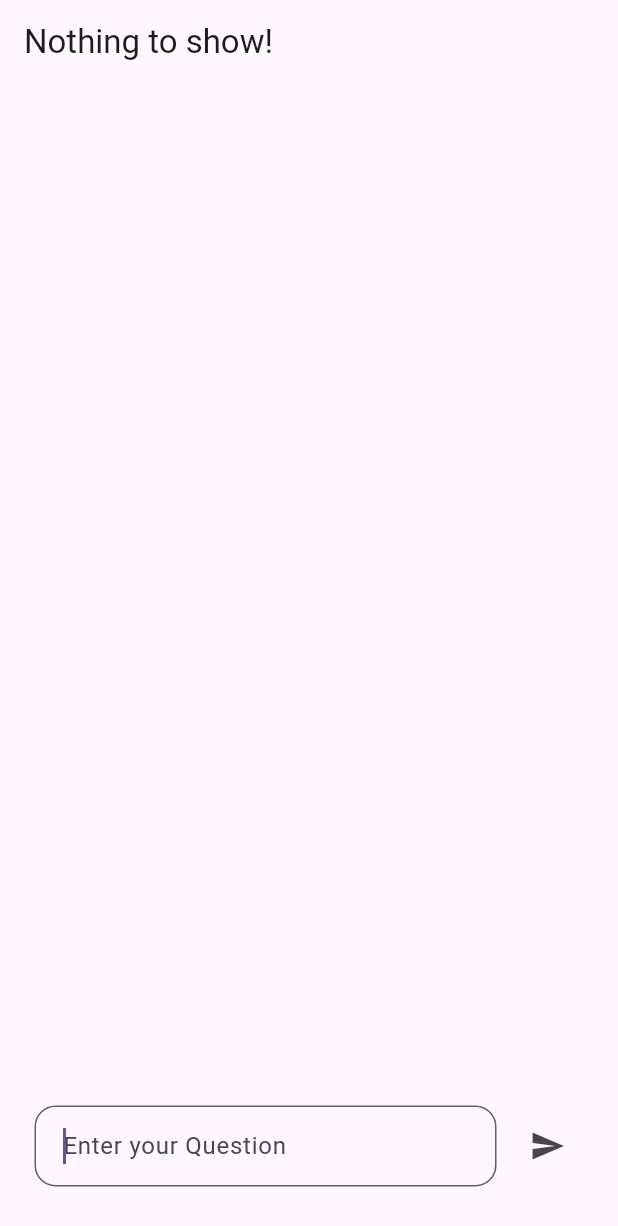
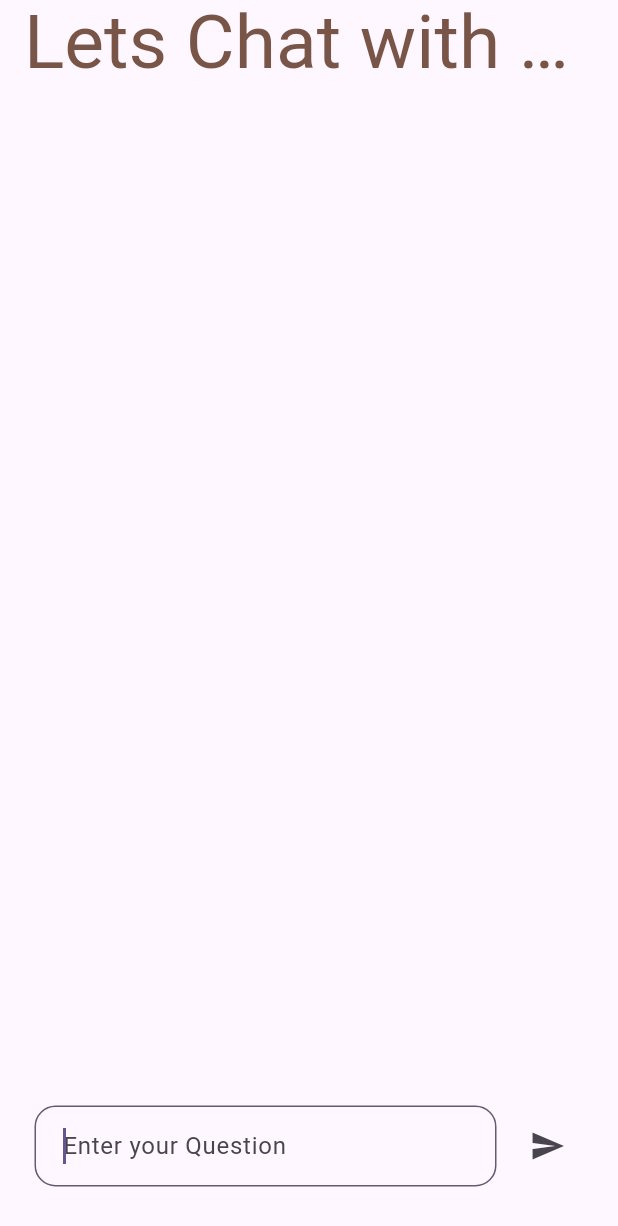
Before and after one commit to utsabhaldar/Gemini-Pro-Chatbot-Flutter, a Flutter app: the screen it shows after launch, on a phone screen of 412 x 824 dp. Shown: the top 1226 px of the screen. Run offline on Flutter 3.47's test engine with Material 3 defaults, Android fonts, the phone set to English and light mode, and no system bars; our stand-ins replace flutter_markdown, google_generative_ai.

Commit message:
changed api key and made it private

```diff
--- a/lib/Screens/home_screen.dart
+++ b/lib/Screens/home_screen.dart
@@ -1,5 +1,6 @@
 import 'package:flutter/material.dart';
 import 'package:google_generative_ai/google_generative_ai.dart';
+import 'package:mini_gemini/Constants/secrets.dart';
 import 'package:mini_gemini/Widgets/message_widget.dart';
 
 class HomeScreen extends StatefulWidget {
@@ -22,7 +23,7 @@ class _HomeScreenState extends State<HomeScreen> {
     super.initState();
     _model = GenerativeModel(
       model: 'gemini-pro',
-      apiKey: 'api-key',
+      apiKey: apiKey,
     );
     _chatSession = _model.startChat();
   }
@@ -31,7 +32,15 @@ class _HomeScreenState extends State<HomeScreen> {
   Widget build(BuildContext context) {
     return Scaffold(
       appBar: AppBar(
-        title: const Text('Nothing to show!'),
+        title: const Center(
+          child: Text(
+            'Lets Chat with Sakshi, Jahanavi, Abhishek & Utsab',
+            style: TextStyle(
+              fontSize: 50,
+              color: Colors.brown,
+            ),
+          ),
+        ),
       ),
       body: Padding(
         padding: const EdgeInsets.all(8.0),
```
Also changed, not shown: 1 other file.
